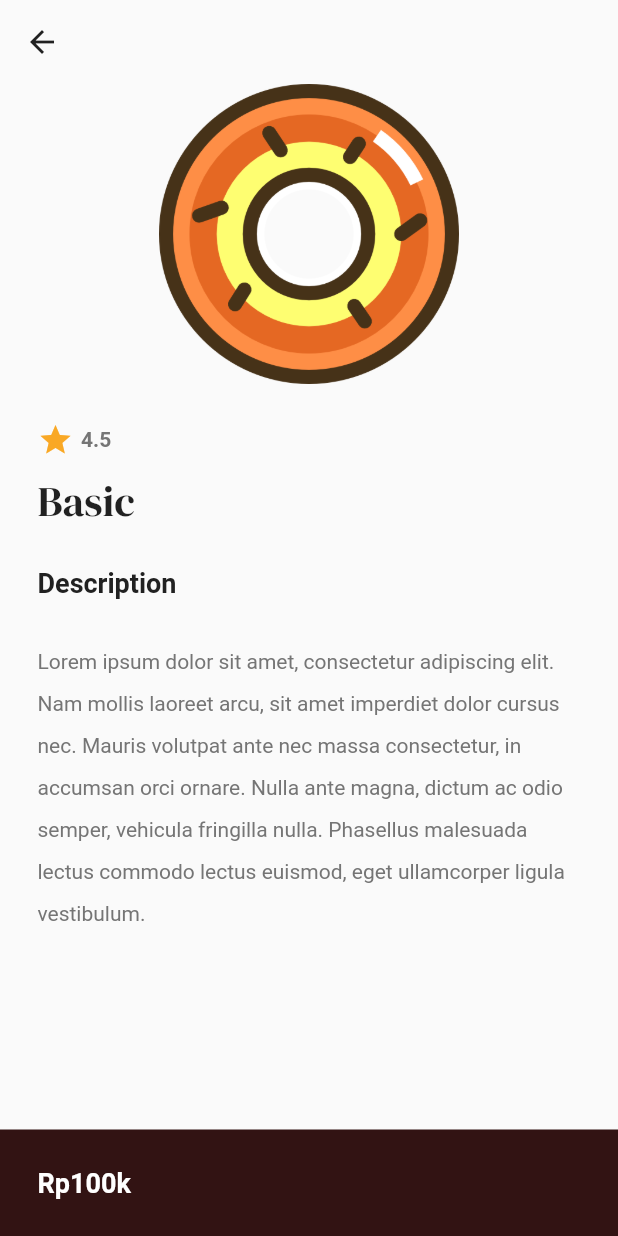
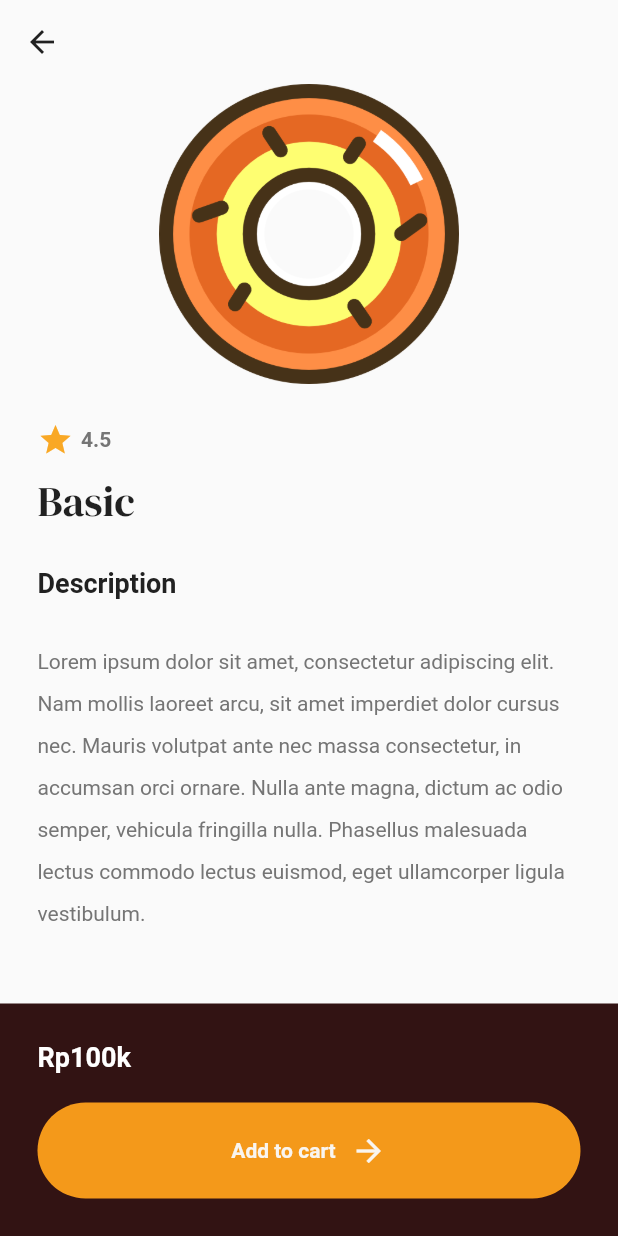
Before and after one commit to rumahrudi/pbl_mobile_studio_gallery, a Flutter app: the HomePage screen opened by its route, after a tap on "Basic", on a phone screen of 412 x 824 dp. Run offline on Flutter 3.47's test engine with Material 2 defaults, Android fonts, the phone set to English and light mode, and no system bars; our stand-ins replace google_fonts.

Commit message:
update add
gas

```diff
--- a/pbl_studio_gallery/lib/components/button.dart
+++ b/pbl_studio_gallery/lib/components/button.dart
@@ -1,4 +1,5 @@
 import 'package:flutter/material.dart';
+import 'package:pbl_studio_gallery/theme/colors.dart';
 
 class MyButton extends StatelessWidget {
   final String text;
@@ -15,12 +16,7 @@ class MyButton extends StatelessWidget {
       onTap: onTap,
       child: Container(
         decoration: BoxDecoration(
-          color: Color.fromRGBO(
-            100,
-            50,
-            50,
-            1.0,
-          ),
+          color: logoColor,
           borderRadius: BorderRadius.circular(40),
         ),
         padding: EdgeInsets.all(20),
@@ -32,6 +28,7 @@ class MyButton extends StatelessWidget {
               text,
               style: TextStyle(
                 color: Color.fromRGBO(249, 245, 240, 1.0),
+                fontWeight: FontWeight.bold,
               ),
             ),
             SizedBox(
--- a/pbl_studio_gallery/lib/components/my_button.dart
+++ b/pbl_studio_gallery/lib/components/my_button.dart
@@ -13,7 +13,7 @@ class MyButton extends StatelessWidget {
         padding: const EdgeInsets.all(25),
         margin: const EdgeInsets.symmetric(horizontal: 25.0),
         decoration: BoxDecoration(
-          color: Colors.black,
+          color: Color.fromRGBO(244, 153, 26, 1.0),
           borderRadius: BorderRadius.circular(8),
         ),
         child: const Center(
--- a/pbl_studio_gallery/lib/page/package_detail.dart
+++ b/pbl_studio_gallery/lib/page/package_detail.dart
@@ -1,5 +1,6 @@
 import 'package:flutter/material.dart';
 import 'package:google_fonts/google_fonts.dart';
+import 'package:pbl_studio_gallery/components/button.dart';
 import 'package:pbl_studio_gallery/models/photo.dart';
 import 'package:pbl_studio_gallery/theme/colors.dart';
 
@@ -112,8 +113,13 @@ class _PackageDetailState extends State<PackageDetail> {
                       )
                       // * quantity
                     ],
+                  ),
+                  SizedBox(height: 20),
+                  // * button
+                  MyButton(
+                    text: 'Add to cart',
+                    onTap: () {},
                   )
-                  // * button
                 ],
               ),
             ),
--- a/pbl_studio_gallery/lib/theme/colors.dart
+++ b/pbl_studio_gallery/lib/theme/colors.dart
@@ -4,3 +4,7 @@ var primaryColor = const Color.fromRGBO(50, 19, 19, 1.0);
 var secondaryColor = const Color.fromRGBO(244, 153, 26, 1.0);
 var thirdColor = const Color.fromRGBO(242, 234, 211, 1.0);
 var fourthColor = const Color.fromRGBO(249, 245, 240, 1.0);
+
+// * Logo Color
+
+var logoColor = const Color.fromRGBO(244, 153, 26, 1.0);
```
Also changed, not shown: pbl_studio_gallery/lib/page/login_page.dart (+9 -3 lines).
